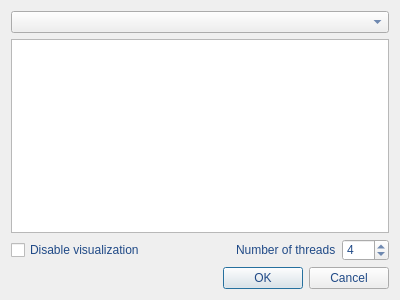
The window that physicslistdialog.ui (deepaksamuel/simple) describes before a commit, drawn with Qt 5.
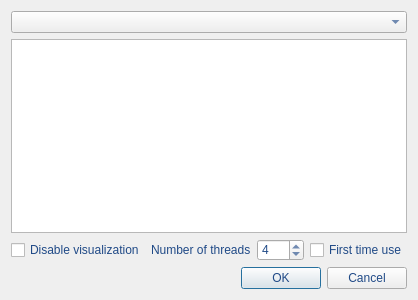
The same window after the commit.

Commit message: With first time user option.

```diff
--- a/physicslistdialog.ui
+++ b/physicslistdialog.ui
@@ -48,19 +48,6 @@
        </property>
       </widget>
      </item>
-     <item>
-      <spacer name="horizontalSpacer">
-       <property name="orientation">
-        <enum>Qt::Horizontal</enum>
-       </property>
-       <property name="sizeHint" stdset="0">
-        <size>
-         <width>40</width>
-         <height>20</height>
-        </size>
-       </property>
-      </spacer>
-     </item>
      <item>
       <widget class="QLabel" name="label">
        <property name="text">
@@ -81,6 +68,26 @@
        </property>
       </widget>
      </item>
+     <item>
+      <spacer name="horizontalSpacer">
+       <property name="orientation">
+        <enum>Qt::Horizontal</enum>
+       </property>
+       <property name="sizeHint" stdset="0">
+        <size>
+         <width>40</width>
+         <height>20</height>
+        </size>
+       </property>
+      </spacer>
+     </item>
+     <item>
+      <widget class="QCheckBox" name="firstTimeUse">
+       <property name="text">
+        <string>First time use</string>
+       </property>
+      </widget>
+     </item>
     </layout>
    </item>
    <item>
```
The commit also changes 5 other files.
